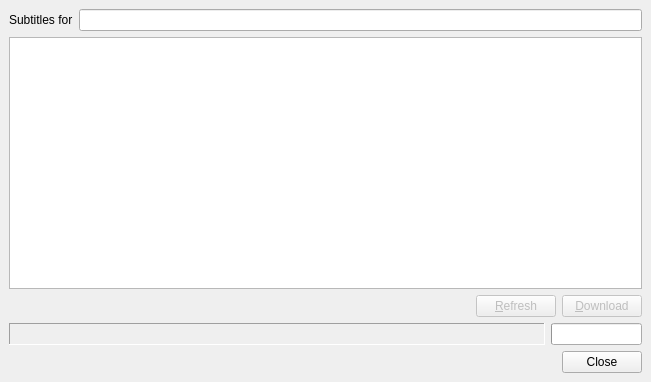
Old version of the form experimental/subdownloaderdialog.ui in the repository sarvex/smplayer.
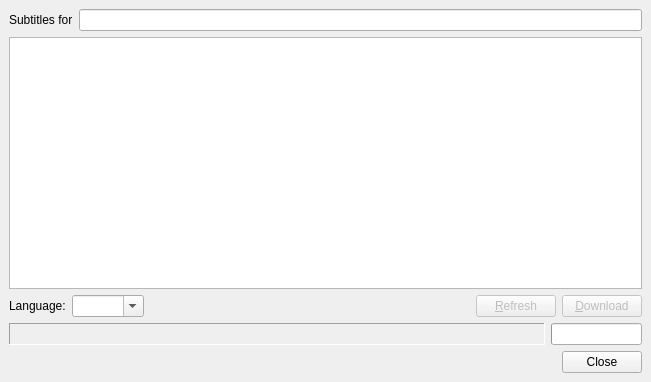
New version of the form. Custom widgets are drawn as their Qt base class.

Commit message: Added the possibility to filter by language

What changed in the file:
```diff
--- a/experimental/subdownloaderdialog.ui
+++ b/experimental/subdownloaderdialog.ui
@@ -50,6 +50,20 @@
      <property name="spacing" >
       <number>6</number>
      </property>
+     <item>
+      <widget class="QLabel" name="filter_language_label" >
+       <property name="text" >
+        <string>Language:</string>
+       </property>
+      </widget>
+     </item>
+     <item>
+      <widget class="QComboBox" name="language_filter" >
+       <property name="editable" >
+        <bool>true</bool>
+       </property>
+      </widget>
+     </item>
      <item>
       <spacer>
        <property name="orientation" >
```
The commit also changes 2 other files.
